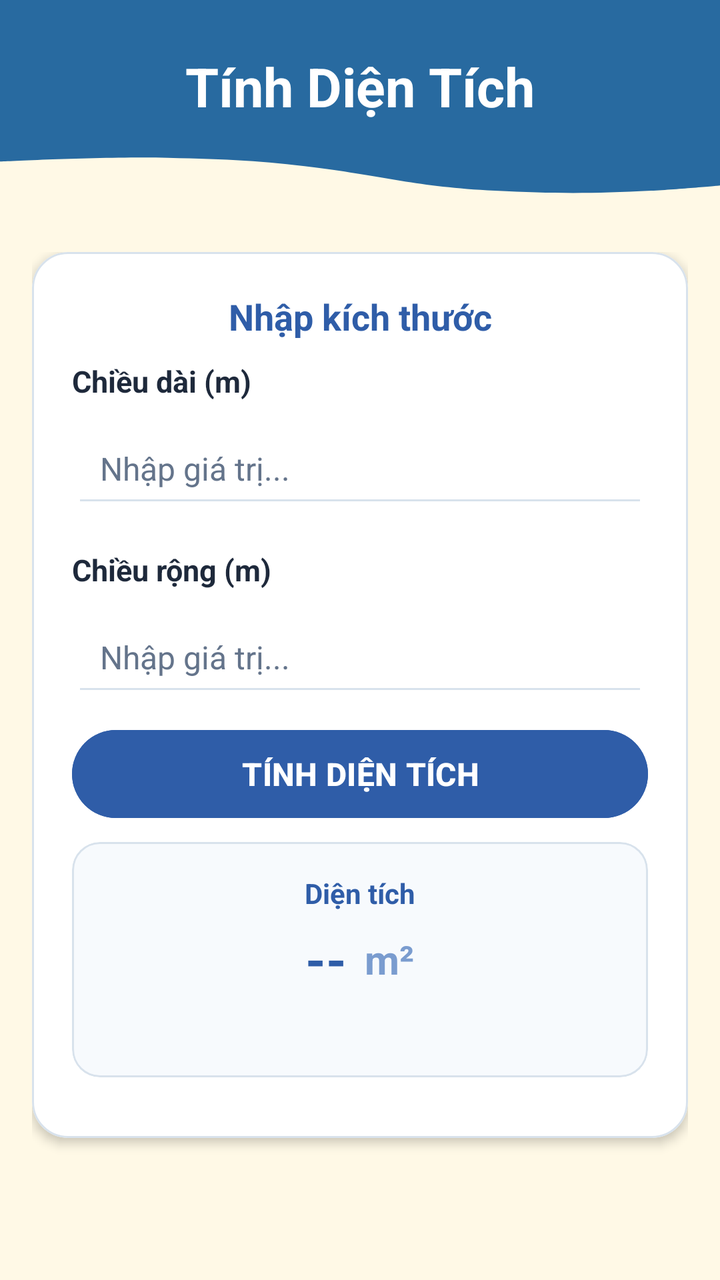
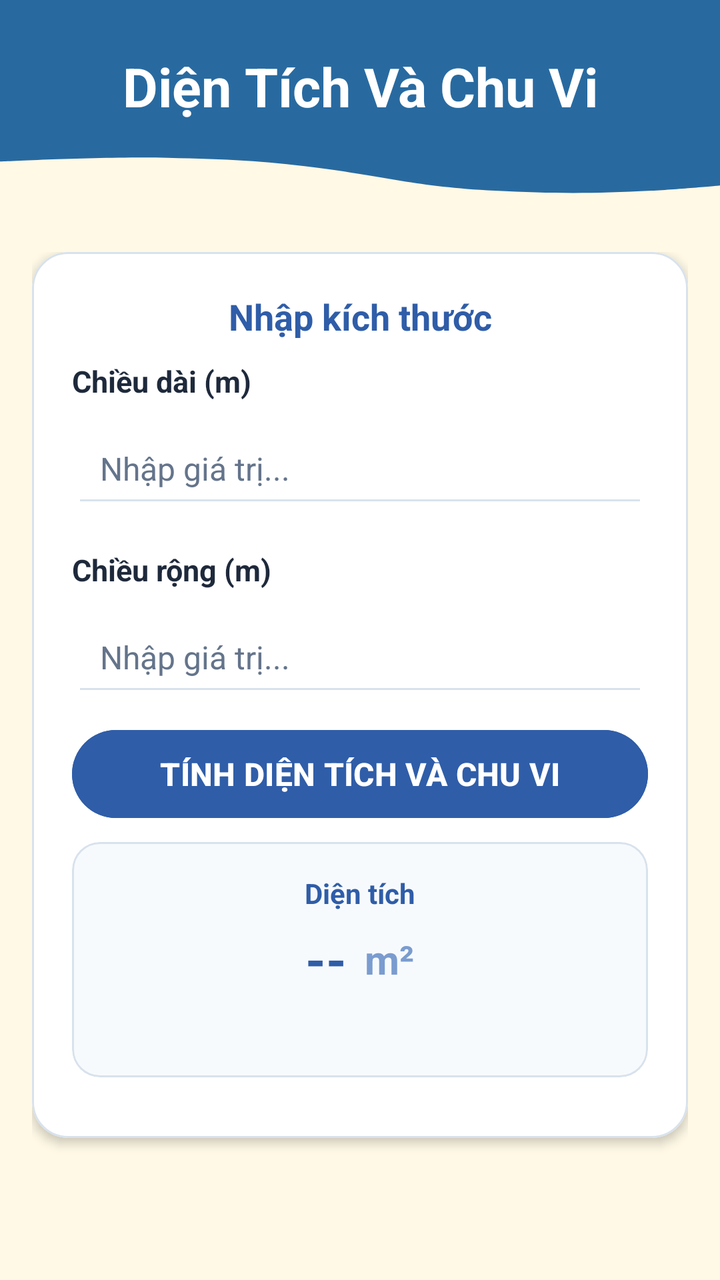

The first picture is an Android layout as it rendered before a commit; the second is the same layout after the commit. The layout source and the unified diff follow.
<!-- AndroidManifest.xml: application theme Theme.TranMaiNgocDuy65130650Thigk -->
<!-- res/layout/fragment_cau3.xml -->
<?xml version="1.0" encoding="utf-8"?>
<LinearLayout xmlns:android="http://schemas.android.com/apk/res/android"
    xmlns:app="http://schemas.android.com/apk/res-auto"
    xmlns:tools="http://schemas.android.com/tools"
    android:layout_width="match_parent"
    android:layout_height="match_parent"
    android:background="@color/fragment_background"
    android:orientation="vertical"
    tools:context=".Cau3Fragment">

    <LinearLayout
        android:layout_width="match_parent"
        android:layout_height="110dp"
        android:background="@drawable/background"
        android:gravity="center|top"
        android:orientation="horizontal">

        <TextView
            android:layout_width="match_parent"
            android:layout_height="wrap_content"
            android:layout_marginTop="25dp"
            android:gravity="center"
            android:text="Tính Diện Tích"
            android:textColor="@android:color/white"
            android:textSize="27sp"
            android:textStyle="bold" />
    </LinearLayout>

    <ScrollView
        android:layout_width="match_parent"
        android:layout_height="0dp"
        android:layout_weight="1"
        android:fillViewport="true">

        <LinearLayout
            android:background="@color/fragment_background"
            android:layout_width="match_parent"
            android:layout_height="wrap_content"
            android:orientation="vertical"
            android:padding="16dp">

            <com.google.android.material.card.MaterialCardView
                android:layout_width="match_parent"
                android:layout_height="wrap_content"
                app:cardBackgroundColor="@color/card_background"
                app:cardCornerRadius="18dp"
                app:cardElevation="3dp"
                app:strokeColor="@color/card_stroke"
                app:strokeWidth="1dp">

                <LinearLayout
                    android:layout_width="match_parent"
                    android:layout_height="443dp"
                    android:orientation="vertical"
                    android:padding="20dp">

                    <TextView
                        android:layout_width="match_parent"
                        android:layout_height="wrap_content"
                        android:layout_marginBottom="10dp"
                        android:gravity="center"
                        android:text="Nhập kích thước"
                        android:textColor="@color/button_blue"
                        android:textSize="18sp"
                        android:textStyle="bold" />

                    <TextView
                        android:id="@+id/tvLabel1"
                        android:layout_width="match_parent"
                        android:layout_height="wrap_content"
                        android:text="Chiều dài (m)"
                        android:textColor="@color/text_primary"
                        android:textSize="15sp"
                        android:textStyle="bold" />

                    <EditText
                        android:id="@+id/edtGiaTri1"
                        android:layout_width="match_parent"
                        android:layout_height="52dp"
                        android:layout_marginTop="6dp"
                        android:layout_marginBottom="16dp"
                        android:backgroundTint="@color/card_stroke"
                        android:hint="Nhập giá trị..."
                        android:inputType="numberDecimal"
                        android:paddingStart="14dp"
                        android:paddingEnd="14dp"
                        android:textColor="@color/text_primary"
                        android:textColorHint="@color/text_secondary"
                        android:textSize="16sp" />

                    <TextView
                        android:id="@+id/tvLabel2"
                        android:layout_width="match_parent"
                        android:layout_height="wrap_content"
                        android:text="Chiều rộng (m)"
                        android:textColor="@color/text_primary"
                        android:textSize="15sp"
                        android:textStyle="bold" />

                    <EditText
                        android:id="@+id/edtGiaTri2"
                        android:layout_width="match_parent"
                        android:layout_height="52dp"
                        android:layout_marginTop="6dp"
                        android:layout_marginBottom="8dp"
                        android:backgroundTint="@color/card_stroke"
                        android:hint="Nhập giá trị..."
                        android:inputType="numberDecimal"
                        android:paddingStart="14dp"
                        android:paddingEnd="14dp"
                        android:textColor="@color/text_primary"
                        android:textColorHint="@color/text_secondary"
                        android:textSize="16sp" />

                    <Button
                        android:id="@+id/btnTinh"
                        android:layout_width="match_parent"
                        android:layout_height="52dp"
                        android:layout_marginBottom="8dp"
                        android:backgroundTint="@color/button_blue"
                        android:text="TÍNH DIỆN TÍCH"
                        android:textAllCaps="false"
                        android:textColor="@color/white"
                        android:textSize="16sp"
                        android:textStyle="bold" />

                    <com.google.android.material.card.MaterialCardView
                        android:layout_width="match_parent"
                        android:layout_height="wrap_content"
                        app:cardBackgroundColor="#F7FAFD"
                        app:cardCornerRadius="14dp"
                        app:cardElevation="0dp"
                        app:strokeColor="@color/card_stroke"
                        app:strokeWidth="1dp">

                        <LinearLayout
                            android:layout_width="match_parent"
                            android:layout_height="wrap_content"
                            android:gravity="center"
                            android:orientation="vertical"
                            android:padding="16dp">

                            <TextView
                                android:layout_width="wrap_content"
                                android:layout_height="wrap_content"
                                android:layout_marginBottom="6dp"
                                android:text="Diện tích"
                                android:textColor="@color/button_blue"
                                android:textSize="14sp"
                                android:textStyle="bold" />

                            <LinearLayout
                                android:layout_width="wrap_content"
                                android:layout_height="wrap_content"
                                android:gravity="center_vertical"
                                android:orientation="horizontal">

                                <TextView
                                    android:id="@+id/tvKetQua"
                                    android:layout_width="wrap_content"
                                    android:layout_height="wrap_content"
                                    android:text="--"
                                    android:textColor="@color/button_blue"
                                    android:textSize="26sp"
                                    android:textStyle="bold" />

                                <TextView
                                    android:layout_width="wrap_content"
                                    android:layout_height="wrap_content"
                                    android:layout_marginStart="4dp"
                                    android:text=" m²"
                                    android:textColor="#7A9CCF"
                                    android:textSize="20sp"
                                    android:textStyle="bold" />
                            </LinearLayout>

                            <TextView
                                android:id="@+id/tvCongThuc"
                                android:layout_width="wrap_content"
                                android:layout_height="wrap_content"
                                android:layout_marginTop="4dp"
                                android:text=""
                                android:textColor="@color/text_secondary"
                                android:textSize="16sp" />
                        </LinearLayout>
                    </com.google.android.material.card.MaterialCardView>
                </LinearLayout>
            </com.google.android.material.card.MaterialCardView>
        </LinearLayout>
    </ScrollView>

</LinearLayout>
<!-- resources referenced by this layout -->
<resources>
  <color name="button_blue">#2F5DA8</color>
  <color name="card_background">#FFFFFFFF</color>
  <color name="card_stroke">#D8E2EC</color>
  <color name="fragment_background">#FFF9E6</color>
  <color name="text_primary">#1E293B</color>
  <color name="text_secondary">#64748B</color>
  <color name="white">#FFFFFFFF</color>
  <!-- drawable background (drawable) -->
  <vector xmlns:android="http://schemas.android.com/apk/res/android"
      android:width="393dp"
      android:height="200dp"
      android:viewportWidth="393"
      android:viewportHeight="627">
      <group>
          <path
              android:fillColor="#286AA0"
              android:pathData="M91.73 449.8C55.9 445.67 0 460.73 0 460.73V0h393v528.6s-22.46 10.92-37.6 14.95c-32.41 8.63-52.78 8.56-85.21 0-43.62-11.5-60.19-41.55-98.75-66.72-27.8-18.14-47.05-23.27-79.7-27.03Z"/>
          <path
              android:pathData="M91.73 449.8C55.9 445.67 0 460.73 0 460.73V0h393v528.6s-22.46 10.92-37.6 14.95c-32.41 8.63-52.78 8.56-85.21 0-43.62-11.5-60.19-41.55-98.75-66.72-27.8-18.14-47.05-23.27-79.7-27.03Z"/>
      </group>
  </vector>
  <style name="Theme.TranMaiNgocDuy65130650Thigk" parent="Base.Theme.TranMaiNgocDuy65130650Thigk" />
  <style name="Base.Theme.TranMaiNgocDuy65130650Thigk" parent="Theme.Material3.DayNight.NoActionBar">
          
          
      </style>
</resources>

<!-- the commit's change to res/layout/fragment_cau3.xml (unified diff, before → after) -->
@@ -20,7 +20,7 @@
             android:layout_height="wrap_content"
             android:layout_marginTop="25dp"
             android:gravity="center"
-            android:text="Tính Diện Tích"
+            android:text="Diện Tích Và Chu Vi"
             android:textColor="@android:color/white"
             android:textSize="27sp"
             android:textStyle="bold" />
@@ -118,7 +118,7 @@
                         android:layout_height="52dp"
                         android:layout_marginBottom="8dp"
                         android:backgroundTint="@color/button_blue"
-                        android:text="TÍNH DIỆN TÍCH"
+                        android:text="TÍNH DIỆN TÍCH VÀ CHU VI"
                         android:textAllCaps="false"
                         android:textColor="@color/white"
                         android:textSize="16sp"
